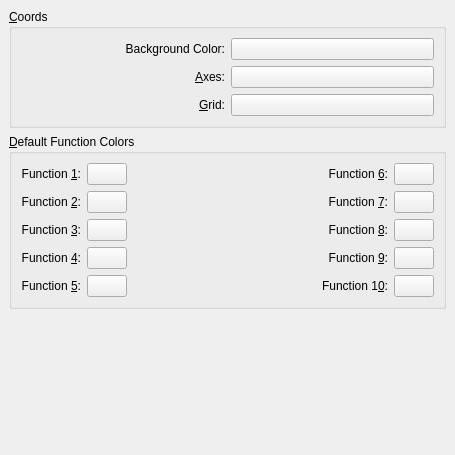
KDE/kmplot, file kmplot/settingspagecolor.ui: the form before one commit.
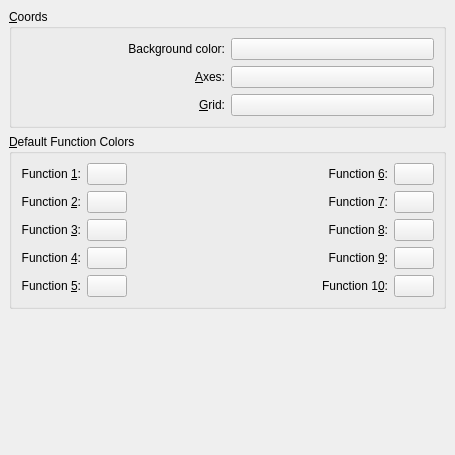
The form after the commit. Custom widgets are drawn as their Qt base class.

The edit to the form file:
```diff
--- a/kmplot/settingspagecolor.ui
+++ b/kmplot/settingspagecolor.ui
@@ -32,7 +32,7 @@
       <item row="0" column="0">
        <widget class="QLabel" name="label">
         <property name="text">
-         <string>Background Color:</string>
+         <string>Background color:</string>
         </property>
         <property name="alignment">
          <set>Qt::AlignRight|Qt::AlignTrailing|Qt::AlignVCenter</set>
```
Left out of the diff: 24 changed lines with no effect on the pictures.
